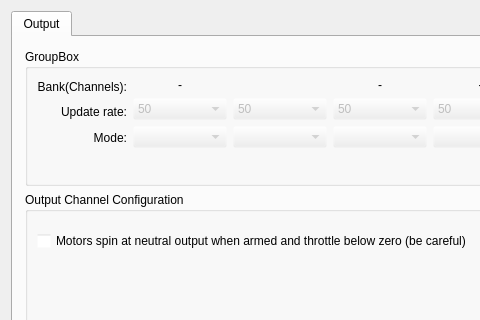
Old version of the form ground/openpilotgcs/src/plugins/config/output.ui in the repository openpilot/OpenPilot; both pictures show x 0 to 480 and y 0 to 320 of the 765 by 754 pixel window.
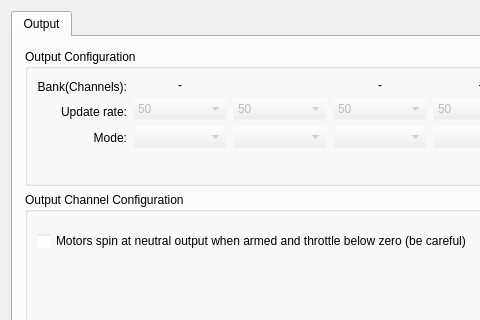
New version of the form. Icons and pictures are not drawn.

Commit message: OP-1685 Fixed group box caption

```diff
--- a/ground/openpilotgcs/src/plugins/config/output.ui
+++ b/ground/openpilotgcs/src/plugins/config/output.ui
@@ -145,7 +145,7 @@
            <item>
             <widget class="QGroupBox" name="groupBox">
              <property name="title">
-              <string>GroupBox</string>
+              <string>Output Configuration</string>
              </property>
              <layout class="QVBoxLayout" name="verticalLayout_5" stretch="0,0">
               <property name="leftMargin">
```
